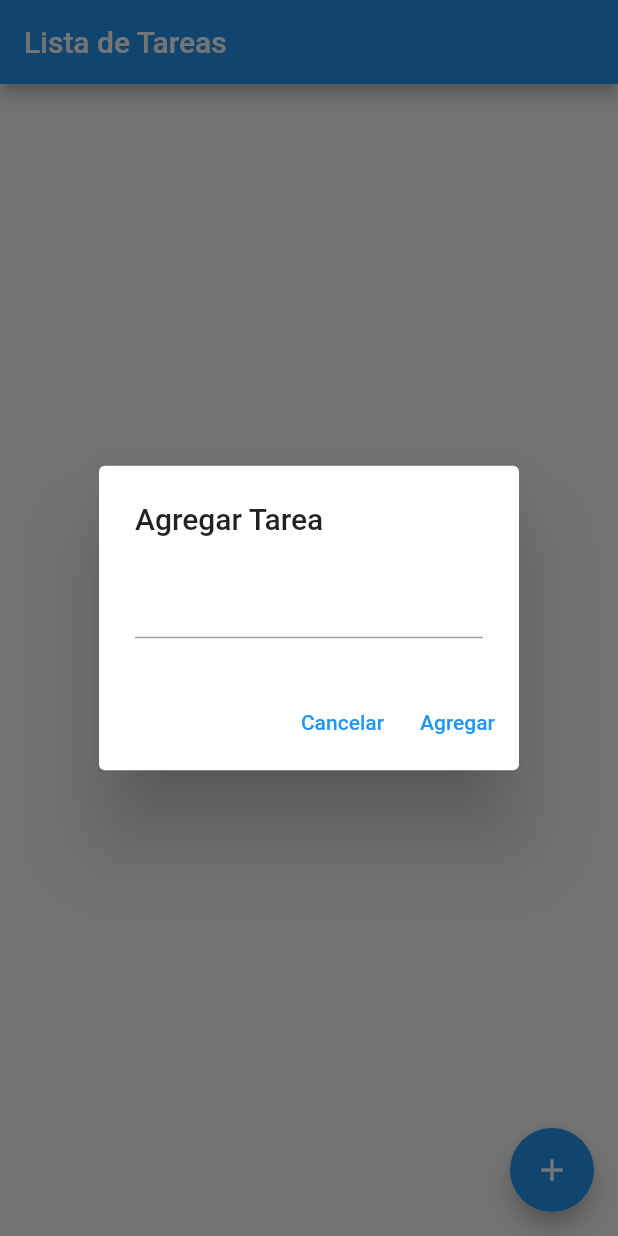
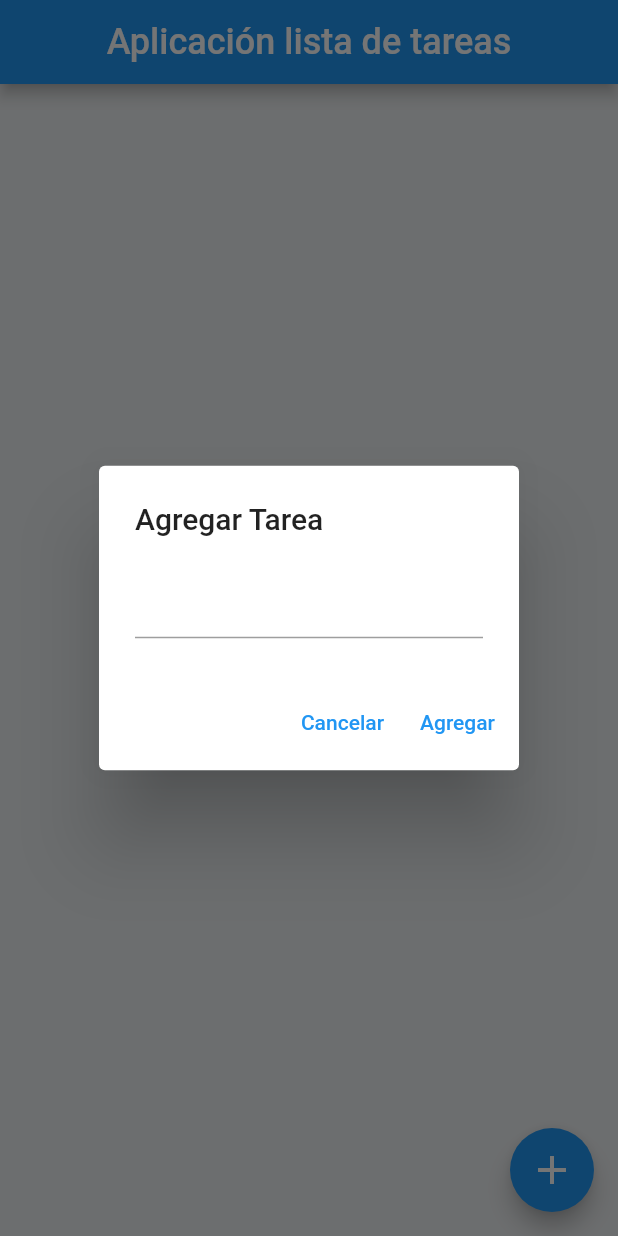
Before and after one commit to Alexander200330/todo_flutter, a Flutter app: the screen it shows after launch, after a tap on the "add" icon, on a phone screen of 412 x 824 dp. Run offline on Flutter 3.47's test engine with Material 2 defaults, Android fonts, the phone set to English and light mode, and no system bars; our stand-ins replace sqflite; accounts and stored records are empty.

Commit message:
Diseño terminado

```diff
--- a/lib/screens/task_list_screen.dart
+++ b/lib/screens/task_list_screen.dart
@@ -97,6 +97,7 @@ class _TaskListScreenState extends State<TaskListScreen> {
             ),
             TextButton(
               child: Text('Eliminar'),
+              style: TextButton.styleFrom(primary: Colors.red),
               onPressed: () {
                 _deleteTask(task);
                 Navigator.of(context).pop();
@@ -112,9 +113,18 @@ class _TaskListScreenState extends State<TaskListScreen> {
   Widget build(BuildContext context) {
     return Scaffold(
       appBar: AppBar(
-        title: Text('Lista de Tareas'),
+        title: Text(
+          'Aplicación lista de tareas',
+          style: TextStyle(fontSize: 24, color: Colors.white),
         ),
-      body: ListView.builder(
+        centerTitle: true,
+        backgroundColor: Colors.blue,
+      ),
+      body: Container(
+        decoration: BoxDecoration(
+          color: Colors.blueGrey[50],
+        ),
+        child: ListView.builder(
           itemCount: _tasks.length,
           itemBuilder: (context, index) {
             final task = _tasks[index];
@@ -122,6 +132,8 @@ class _TaskListScreenState extends State<TaskListScreen> {
               title: Text(
                 task!.title!,
                 style: TextStyle(
+                  fontSize: 20,
+                  color: Colors.black,
                   decoration: task.completed
                       ? TextDecoration.lineThrough
                       : TextDecoration.none,
@@ -130,16 +142,20 @@ class _TaskListScreenState extends State<TaskListScreen> {
               leading: Checkbox(
                 value: task.completed,
                 onChanged: (_) => _updateTask(task),
+                checkColor: Colors.white,
+                activeColor: Colors.blue,
               ),
               trailing: Row(
                 mainAxisSize: MainAxisSize.min,
                 children: [
                   IconButton(
-                  icon: Icon(Icons.edit),
+                    iconSize: 24,
+                    icon: Icon(Icons.edit, color: Colors.blue),
                     onPressed: () => _editTask(task),
                   ),
                   IconButton(
-                  icon: Icon(Icons.delete),
+                    iconSize: 24,
+                    icon: Icon(Icons.delete, color: Colors.red),
                     onPressed: () => _confirmDeleteTask(task),
                   ),
                 ],
@@ -147,8 +163,10 @@ class _TaskListScreenState extends State<TaskListScreen> {
             );
           },
         ),
+      ),
       floatingActionButton: FloatingActionButton(
-        child: Icon(Icons.add),
+        child: Icon(Icons.add, size: 32),
+        backgroundColor: Colors.blue,
         onPressed: () {
           showDialog(
             context: context,
```
Also changed, not shown: lib/models/task_model.dart (+8 -0 lines). Lines whose indentation alone changed are shown as unchanged.
